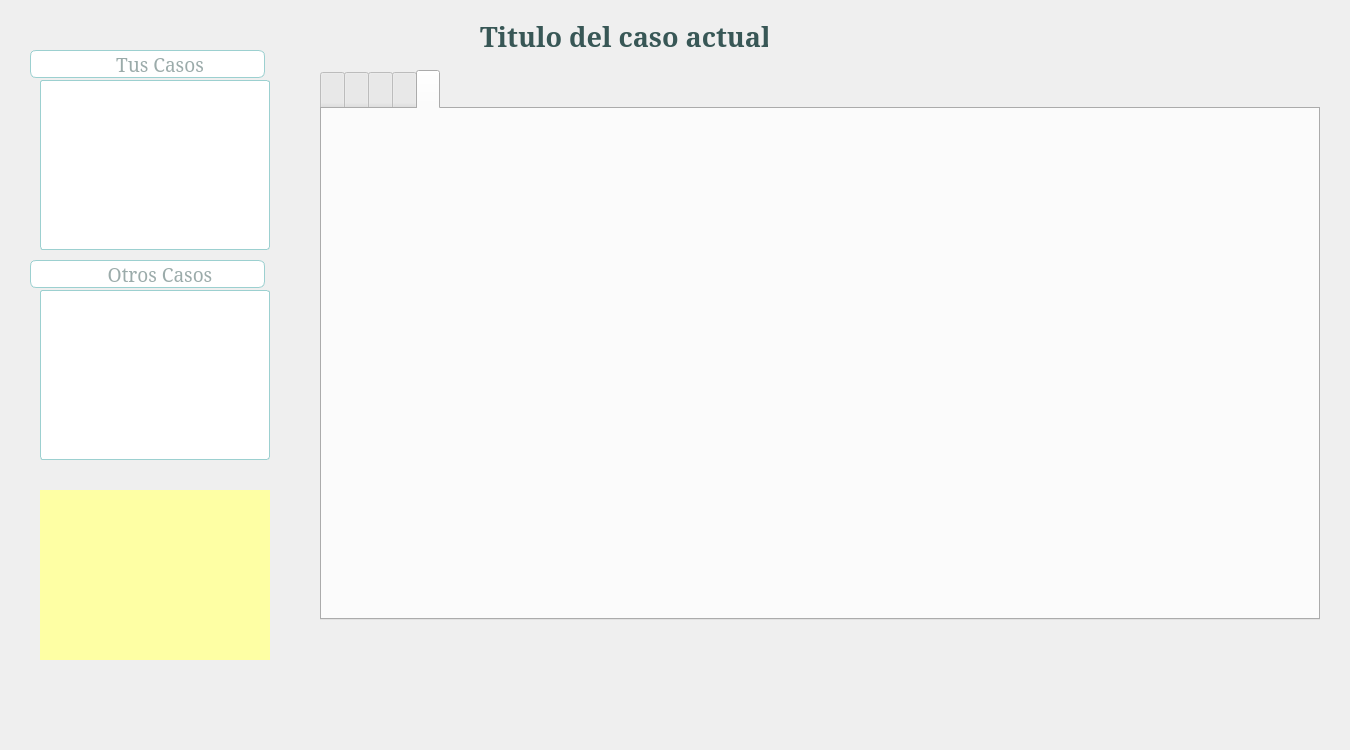
Old version of the form src/forms/caseview.ui in the repository damaro05/LawFirmPlatform.
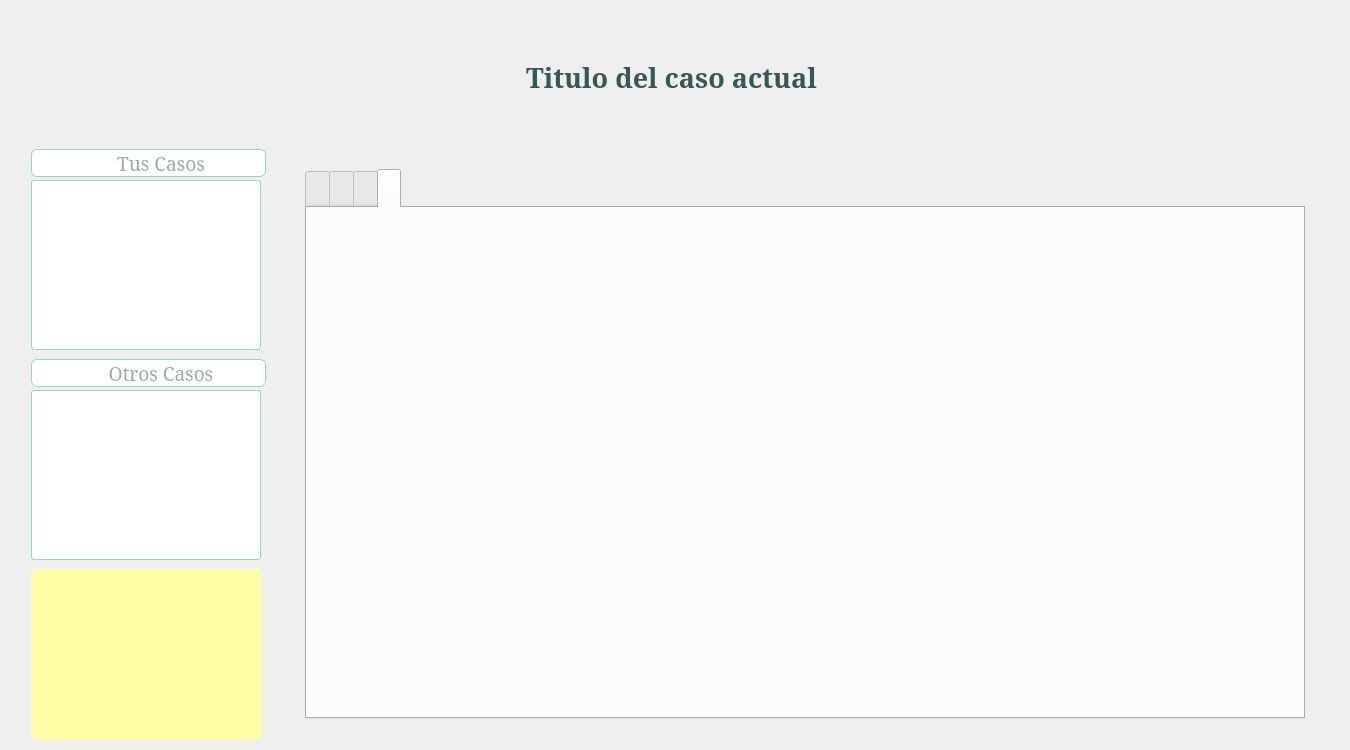
New version of the form. Icons and pictures are not drawn.

Commit message: CaseLawyerView done, customizing view through code (edit and assigned button ready)

Patch:
```diff
--- a/src/forms/caseview.ui
+++ b/src/forms/caseview.ui
@@ -13,40 +13,132 @@
   <property name="windowTitle">
    <string>Form</string>
   </property>
-  <widget class="QWidget" name="widgetChatView" native="true">
-   <property name="geometry">
-    <rect>
-     <x>40</x>
-     <y>490</y>
-     <width>230</width>
-     <height>170</height>
-    </rect>
-   </property>
+  <layout class="QGridLayout" name="gridLayout">
+   <item row="0" column="0">
+    <layout class="QVBoxLayout" name="verticalLayout">
+     <item>
+      <spacer name="verticalSpacer_2">
+       <property name="orientation">
+        <enum>Qt::Vertical</enum>
+       </property>
+       <property name="sizeHint" stdset="0">
+        <size>
+         <width>20</width>
+         <height>40</height>
+        </size>
+       </property>
+      </spacer>
+     </item>
+     <item>
+      <layout class="QHBoxLayout" name="horizontalLayout_2">
+       <item>
+        <spacer name="horizontalSpacer">
+         <property name="orientation">
+          <enum>Qt::Horizontal</enum>
+         </property>
+         <property name="sizeHint" stdset="0">
+          <size>
+           <width>40</width>
+           <height>20</height>
+          </size>
+         </property>
+        </spacer>
+       </item>
+       <item>
+        <widget class="QLabel" name="labelTitle">
    <property name="minimumSize">
     <size>
-     <width>200</width>
-     <height>140</height>
+           <width>250</width>
+           <height>30</height>
     </size>
    </property>
    <property name="maximumSize">
     <size>
-     <width>230</width>
-     <height>170</height>
-    </size>
-   </property>
+           <width>16777215</width>
+           <height>30</height>
+          </size>
+         </property>
+         <property name="font">
+          <font>
+           <family>Garamond</family>
+           <pointsize>20</pointsize>
+           <weight>75</weight>
+           <bold>true</bold>
+          </font>
+         </property>
    <property name="styleSheet">
-    <string notr="true">background-color:rgb(254, 255, 164)</string>
-   </property>
-  </widget>
+          <string notr="true">color: rgb(56, 87, 86);</string>
+         </property>
+         <property name="text">
+          <string>Titulo del caso actual </string>
+         </property>
+         <property name="alignment">
+          <set>Qt::AlignCenter</set>
+         </property>
+        </widget>
+       </item>
+       <item>
+        <spacer name="horizontalSpacer_2">
+         <property name="orientation">
+          <enum>Qt::Horizontal</enum>
+         </property>
+         <property name="sizeHint" stdset="0">
+          <size>
+           <width>40</width>
+           <height>20</height>
+          </size>
+         </property>
+        </spacer>
+       </item>
+      </layout>
+     </item>
+     <item>
+      <spacer name="verticalSpacer">
+       <property name="orientation">
+        <enum>Qt::Vertical</enum>
+       </property>
+       <property name="sizeHint" stdset="0">
+        <size>
+         <width>20</width>
+         <height>40</height>
+        </size>
+       </property>
+      </spacer>
+     </item>
+    </layout>
+   </item>
+   <item row="1" column="0">
+    <layout class="QHBoxLayout" name="horizontalLayout_4">
+     <item>
+      <layout class="QHBoxLayout" name="horizontalLayout_3">
+       <item>
+        <spacer name="horizontalSpacer_3">
+         <property name="orientation">
+          <enum>Qt::Horizontal</enum>
+         </property>
+         <property name="sizeType">
+          <enum>QSizePolicy::Minimum</enum>
+         </property>
+         <property name="sizeHint" stdset="0">
+          <size>
+           <width>20</width>
+           <height>20</height>
+          </size>
+         </property>
+        </spacer>
+       </item>
+       <item>
+        <layout class="QVBoxLayout" name="verticalLayout_4">
+         <property name="spacing">
+          <number>9</number>
+         </property>
+         <item>
+          <layout class="QVBoxLayout" name="verticalLayout_2">
+           <property name="spacing">
+            <number>3</number>
+           </property>
+           <item>
   <widget class="QWidget" name="inputSearch" native="true">
-   <property name="geometry">
-    <rect>
-     <x>30</x>
-     <y>50</y>
-     <width>235</width>
-     <height>28</height>
-    </rect>
-   </property>
    <property name="minimumSize">
     <size>
      <width>235</width>
@@ -139,15 +231,267 @@
     </item>
    </layout>
   </widget>
+           </item>
+           <item>
+            <widget class="QListView" name="listViewOwnCases">
+             <property name="minimumSize">
+              <size>
+               <width>200</width>
+               <height>170</height>
+              </size>
+             </property>
+             <property name="maximumSize">
+              <size>
+               <width>230</width>
+               <height>170</height>
+              </size>
+             </property>
+             <property name="font">
+              <font>
+               <family>Garamond</family>
+               <pointsize>12</pointsize>
+              </font>
+             </property>
+             <property name="styleSheet">
+              <string notr="true">QScrollBar:vertical {               
+        border: 1px solid #9CD0D0;
+        background:white;
+        width:10px;    
+        margin: 0px 0px 0px 0px;
+    }
+    QScrollBar::handle:vertical {
+        background: qlineargradient(x1:0, y1:0, x2:1, y2:0,
+        stop: 0  rgb(156,208,208), stop: 0.5 rgb(156,208,208),  stop:1 rgb(156,208,208));
+        min-height: 0px;
+    
+    }
+    QScrollBar::add-line:vertical {
+        background: qlineargradient(x1:0, y1:0, x2:1, y2:0,
+        stop: 0  rgb(156,208,208), stop: 0.5 rgb(156,208,208),  stop:1 rgb(156,208,208));
+        height: px;
+        subcontrol-position: bottom;
+        subcontrol-origin: margin;
+    }
+    QScrollBar::sub-line:vertical {
+        background: qlineargradient(x1:0, y1:0, x2:1, y2:0,
+        stop: 0  rgb(156,208,208), stop: 0.5 rgb(156,208,208),  stop:1 rgb(156,208,2080));
+        height: 0px;
+        subcontrol-position: top;
+        subcontrol-origin: margin;
+    }
+
+QListView{ 
+	color: rgb(56,87,86);
+	background-color: rgb(255, 255, 255);
+	border: 1px solid rgb(156, 208, 208);
+	border-radius: 3px }</string>
+             </property>
+             <property name="editTriggers">
+              <set>QAbstractItemView::NoEditTriggers</set>
+             </property>
+            </widget>
+           </item>
+          </layout>
+         </item>
+         <item>
+          <layout class="QVBoxLayout" name="verticalLayout_3">
+           <property name="spacing">
+            <number>3</number>
+           </property>
+           <item>
+            <widget class="QWidget" name="inputSearchOthers" native="true">
+             <property name="minimumSize">
+              <size>
+               <width>235</width>
+               <height>28</height>
+              </size>
+             </property>
+             <property name="maximumSize">
+              <size>
+               <width>235</width>
+               <height>28</height>
+              </size>
+             </property>
+             <property name="styleSheet">
+              <string notr="true">background-color: white; 
+border: 1px solid rgb(156,208,208);
+border-radius: 6px;</string>
+             </property>
+             <layout class="QHBoxLayout" name="horizontalLayoutOthers">
+              <property name="spacing">
+               <number>0</number>
+              </property>
+              <property name="leftMargin">
+               <number>0</number>
+              </property>
+              <property name="topMargin">
+               <number>0</number>
+              </property>
+              <property name="rightMargin">
+               <number>0</number>
+              </property>
+              <property name="bottomMargin">
+               <number>0</number>
+              </property>
+              <item>
+               <widget class="QLabel" name="labelIconSearchOthers">
+                <property name="minimumSize">
+                 <size>
+                  <width>24</width>
+                  <height>24</height>
+                 </size>
+                </property>
+                <property name="maximumSize">
+                 <size>
+                  <width>24</width>
+                  <height>24</height>
+                 </size>
+                </property>
+                <property name="styleSheet">
+                 <string notr="true">border: none;</string>
+                </property>
+                <property name="pixmap">
+                 <pixmap resource="../../media.qrc">:/icons/Resources/imgs/icons/setDefault/Search Filled2-24.png</pixmap>
+                </property>
+               </widget>
+              </item>
+              <item>
+               <widget class="QLineEdit" name="lineEditSearchOthers">
+                <property name="minimumSize">
+                 <size>
+                  <width>200</width>
+                  <height>25</height>
+                 </size>
+                </property>
+                <property name="maximumSize">
+                 <size>
+                  <width>200</width>
+                  <height>25</height>
+                 </size>
+                </property>
+                <property name="font">
+                 <font>
+                  <family>Garamond</family>
+                  <pointsize>14</pointsize>
+                 </font>
+                </property>
+                <property name="styleSheet">
+                 <string notr="true">border: none; 
+color: rgb(56,87,86);</string>
+                </property>
+                <property name="maxLength">
+                 <number>250</number>
+                </property>
+                <property name="alignment">
+                 <set>Qt::AlignCenter</set>
+                </property>
+                <property name="placeholderText">
+                 <string>Otros Casos</string>
+                </property>
+               </widget>
+              </item>
+             </layout>
+            </widget>
+           </item>
+           <item>
+            <widget class="QListView" name="listViewOtherCases">
+             <property name="minimumSize">
+              <size>
+               <width>200</width>
+               <height>170</height>
+              </size>
+             </property>
+             <property name="maximumSize">
+              <size>
+               <width>230</width>
+               <height>170</height>
+              </size>
+             </property>
+             <property name="font">
+              <font>
+               <family>Garamond</family>
+               <pointsize>12</pointsize>
+              </font>
+             </property>
+             <property name="styleSheet">
+              <string notr="true">QScrollBar:vertical {               
+        border: 1px solid #9CD0D0;
+        background:white;
+        width:10px;    
+        margin: 0px 0px 0px 0px;
+    }
+    QScrollBar::handle:vertical {
+        background: qlineargradient(x1:0, y1:0, x2:1, y2:0,
+        stop: 0  rgb(156,208,208), stop: 0.5 rgb(156,208,208),  stop:1 rgb(156,208,208));
+        min-height: 0px;
+    
+    }
+    QScrollBar::add-line:vertical {
+        background: qlineargradient(x1:0, y1:0, x2:1, y2:0,
+        stop: 0  rgb(156,208,208), stop: 0.5 rgb(156,208,208),  stop:1 rgb(156,208,208));
+        height: px;
+        subcontrol-position: bottom;
+        subcontrol-origin: margin;
+    }
+    QScrollBar::sub-line:vertical {
+        background: qlineargradient(x1:0, y1:0, x2:1, y2:0,
+        stop: 0  rgb(156,208,208), stop: 0.5 rgb(156,208,208),  stop:1 rgb(156,208,2080));
+        height: 0px;
+        subcontrol-position: top;
+        subcontrol-origin: margin;
+    }
+
+QListView{ 
+	color: rgb(56,87,86);
+	background-color: rgb(255, 255, 255);
+	border: 1px solid rgb(156, 208, 208);
+	border-radius: 3px }</string>
+             </property>
+             <property name="editTriggers">
+              <set>QAbstractItemView::NoEditTriggers</set>
+             </property>
+            </widget>
+           </item>
+          </layout>
+         </item>
+         <item>
+          <widget class="QWidget" name="widgetChatView" native="true">
+           <property name="minimumSize">
+            <size>
+             <width>200</width>
+             <height>170</height>
+            </size>
+           </property>
+           <property name="maximumSize">
+            <size>
+             <width>230</width>
+             <height>170</height>
+            </size>
+           </property>
+           <property name="styleSheet">
+            <string notr="true">background-color:rgb(254, 255, 164)</string>
+           </property>
+          </widget>
+         </item>
+        </layout>
+       </item>
+      </layout>
+     </item>
+     <item>
+      <spacer name="horizontalSpacer_5">
+       <property name="orientation">
+        <enum>Qt::Horizontal</enum>
+       </property>
+       <property name="sizeHint" stdset="0">
+        <size>
+         <width>40</width>
+         <height>20</height>
+        </size>
+       </property>
+      </spacer>
+     </item>
+     <item>
   <widget class="QTabWidget" name="tabWidget">
-   <property name="geometry">
-    <rect>
-     <x>320</x>
-     <y>70</y>
-     <width>1000</width>
-     <height>550</height>
-    </rect>
-   </property>
    <property name="minimumSize">
     <size>
      <width>1000</width>
@@ -203,16 +547,6 @@
      <string/>
     </attribute>
    </widget>
-   <widget class="QWidget" name="tabCaseLawyerView">
-    <attribute name="icon">
-     <iconset resource="../../media.qrc">
-      <normaloff>:/icons/Resources/imgs/icons/setDefault/Conference Call-48.png</normaloff>
-      <normalon>:/icons/Resources/imgs/icons/setDefault/Conference Call Filled-48.png</normalon>:/icons/Resources/imgs/icons/setDefault/Conference Call-48.png</iconset>
-    </attribute>
-    <attribute name="title">
-     <string/>
-    </attribute>
-   </widget>
    <widget class="QWidget" name="tabCaseDocView">
     <attribute name="icon">
      <iconset resource="../../media.qrc">
@@ -234,249 +568,9 @@
     </attribute>
    </widget>
   </widget>
-  <widget class="QWidget" name="inputSearchOthers" native="true">
-   <property name="geometry">
-    <rect>
-     <x>30</x>
-     <y>260</y>
-     <width>235</width>
-     <height>28</height>
-    </rect>
-   </property>
-   <property name="minimumSize">
-    <size>
-     <width>235</width>
-     <height>28</height>
-    </size>
-   </property>
-   <property name="maximumSize">
-    <size>
-     <width>235</width>
-     <height>28</height>
-    </size>
-   </property>
-   <property name="styleSheet">
-    <string notr="true">background-color: white; 
-border: 1px solid rgb(156,208,208);
-border-radius: 6px;</string>
-   </property>
-   <layout class="QHBoxLayout" name="horizontalLayoutOthers">
-    <property name="spacing">
-     <number>0</number>
-    </property>
-    <property name="leftMargin">
-     <number>0</number>
-    </property>
-    <property name="topMargin">
-     <number>0</number>
-    </property>
-    <property name="rightMargin">
-     <number>0</number>
-    </property>
-    <property name="bottomMargin">
-     <number>0</number>
-    </property>
-    <item>
-     <widget class="QLabel" name="labelIconSearchOthers">
-      <property name="minimumSize">
-       <size>
-        <width>24</width>
-        <height>24</height>
-       </size>
-      </property>
-      <property name="maximumSize">
-       <size>
-        <width>24</width>
-        <height>24</height>
-       </size>
-      </property>
-      <property name="styleSheet">
-       <string notr="true">border: none;</string>
-      </property>
-      <property name="pixmap">
-       <pixmap resource="../../media.qrc">:/icons/Resources/imgs/icons/setDefault/Search Filled2-24.png</pixmap>
-      </property>
-     </widget>
     </item>
     <item>
-     <widget class="QLineEdit" name="lineEditSearchOthers">
-      <property name="minimumSize">
-       <size>
-        <width>200</width>
-        <height>25</height>
-       </size>
-      </property>
-      <property name="maximumSize">
-       <size>
-        <width>200</width>
-        <height>25</height>
-       </size>
-      </property>
-      <property name="font">
-       <font>
-        <family>Garamond</family>
-        <pointsize>14</pointsize>
-       </font>
-      </property>
-      <property name="styleSheet">
-       <string notr="true">border: none; 
-color: rgb(56,87,86);</string>
-      </property>
-      <property name="maxLength">
-       <number>250</number>
-      </property>
-      <property name="alignment">
-       <set>Qt::AlignCenter</set>
-      </property>
-      <property name="placeholderText">
-       <string>Otros Casos</string>
-      </property>
-     </widget>
-    </item>
-   </layout>
-  </widget>
-  <widget class="QListView" name="listViewOwnCases">
-   <property name="geometry">
-    <rect>
-     <x>40</x>
-     <y>80</y>
-     <width>230</width>
-     <height>170</height>
-    </rect>
-   </property>
-   <property name="minimumSize">
-    <size>
-     <width>200</width>
-     <height>140</height>
-    </size>
-   </property>
-   <property name="maximumSize">
-    <size>
-     <width>230</width>
-     <height>170</height>
-    </size>
-   </property>
-   <property name="font">
-    <font>
-     <family>Garamond</family>
-     <pointsize>12</pointsize>
-    </font>
-   </property>
-   <property name="styleSheet">
-    <string notr="true">QScrollBar:vertical {               
-        border: 1px solid #9CD0D0;
-        background:white;
-        width:10px;    
-        margin: 0px 0px 0px 0px;
-    }
-    QScrollBar::handle:vertical {
-        background: qlineargradient(x1:0, y1:0, x2:1, y2:0,
-        stop: 0  rgb(156,208,208), stop: 0.5 rgb(156,208,208),  stop:1 rgb(156,208,208));
-        min-height: 0px;
-    
-    }
-    QScrollBar::add-line:vertical {
-        background: qlineargradient(x1:0, y1:0, x2:1, y2:0,
-        stop: 0  rgb(156,208,208), stop: 0.5 rgb(156,208,208),  stop:1 rgb(156,208,208));
-        height: px;
-        subcontrol-position: bottom;
-        subcontrol-origin: margin;
-    }
-    QScrollBar::sub-line:vertical {
-        background: qlineargradient(x1:0, y1:0, x2:1, y2:0,
-        stop: 0  rgb(156,208,208), stop: 0.5 rgb(156,208,208),  stop:1 rgb(156,208,2080));
-        height: 0px;
-        subcontrol-position: top;
-        subcontrol-origin: margin;
-    }
-
-QListView{ 
-	color: rgb(56,87,86);
-	background-color: rgb(255, 255, 255);
-	border: 1px solid rgb(156, 208, 208);
-	border-radius: 3px }</string>
-   </property>
-   <property name="editTriggers">
-    <set>QAbstractItemView::NoEditTriggers</set>
-   </property>
-  </widget>
-  <widget class="QListView" name="listViewOtherCases">
-   <property name="geometry">
-    <rect>
-     <x>40</x>
-     <y>290</y>
-     <width>230</width>
-     <height>170</height>
-    </rect>
-   </property>
-   <property name="minimumSize">
-    <size>
-     <width>200</width>
-     <height>140</height>
-    </size>
-   </property>
-   <property name="maximumSize">
-    <size>
-     <width>230</width>
-     <height>170</height>
-    </size>
-   </property>
-   <property name="font">
-    <font>
-     <family>Garamond</family>
-     <pointsize>12</pointsize>
-    </font>
-   </property>
-   <property name="styleSheet">
-    <string notr="true">QScrollBar:vertical {               
-        border: 1px solid #9CD0D0;
-        background:white;
-        width:10px;    
-        margin: 0px 0px 0px 0px;
-    }
-    QScrollBar::handle:vertical {
-        background: qlineargradient(x1:0, y1:0, x2:1, y2:0,
-        stop: 0  rgb(156,208,208), stop: 0.5 rgb(156,208,208),  stop:1 rgb(156,208,208));
-        min-height: 0px;
-    
-    }
-    QScrollBar::add-line:vertical {
-        background: qlineargradient(x1:0, y1:0, x2:1, y2:0,
-        stop: 0  rgb(156,208,208), stop: 0.5 rgb(156,208,208),  stop:1 rgb(156,208,208));
-        height: px;
-        subcontrol-position: bottom;
-        subcontrol-origin: margin;
-    }
-    QScrollBar::sub-line:vertical {
-        background: qlineargradient(x1:0, y1:0, x2:1, y2:0,
-        stop: 0  rgb(156,208,208), stop: 0.5 rgb(156,208,208),  stop:1 rgb(156,208,2080));
-        height: 0px;
-        subcontrol-position: top;
-        subcontrol-origin: margin;
-    }
-
-QListView{ 
-	color: rgb(56,87,86);
-	background-color: rgb(255, 255, 255);
-	border: 1px solid rgb(156, 208, 208);
-	border-radius: 3px }</string>
-   </property>
-   <property name="editTriggers">
-    <set>QAbstractItemView::NoEditTriggers</set>
-   </property>
-  </widget>
-  <widget class="QWidget" name="layoutWidget">
-   <property name="geometry">
-    <rect>
-     <x>450</x>
-     <y>20</y>
-     <width>348</width>
-     <height>32</height>
-    </rect>
-   </property>
-   <layout class="QHBoxLayout" name="horizontalLayout_2">
-    <item>
-     <spacer name="horizontalSpacer">
+      <spacer name="horizontalSpacer_4">
       <property name="orientation">
        <enum>Qt::Horizontal</enum>
       </property>
@@ -488,51 +582,9 @@
       </property>
      </spacer>
     </item>
-    <item>
-     <widget class="QLabel" name="labelTitle">
-      <property name="minimumSize">
-       <size>
-        <width>250</width>
-        <height>30</height>
-       </size>
-      </property>
-      <property name="maximumSize">
-       <size>
-        <width>16777215</width>
-        <height>30</height>
-       </size>
-      </property>
-      <property name="font">
-       <font>
-        <family>Garamond</family>
-        <pointsize>20</pointsize>
-        <weight>75</weight>
-        <bold>true</bold>
-       </font>
-      </property>
-      <property name="styleSheet">
-       <string notr="true">color: rgb(56, 87, 86);</string>
-      </property>
-      <property name="text">
-       <string>Titulo del caso actual </string>
-      </property>
-     </widget>
-    </item>
-    <item>
-     <spacer name="horizontalSpacer_2">
-      <property name="orientation">
-       <enum>Qt::Horizontal</enum>
-      </property>
-      <property name="sizeHint" stdset="0">
-       <size>
-        <width>40</width>
-        <height>20</height>
-       </size>
-      </property>
-     </spacer>
-    </item>
-   </layout>
-  </widget>
+    </layout>
+   </item>
+  </layout>
  </widget>
  <resources>
   <include location="../../media.qrc"/>
```
Left out of the diff: 2 changed lines with no effect on the pictures. Lines whose indentation alone changed are shown as unchanged. The commit also changes 12 other files.
